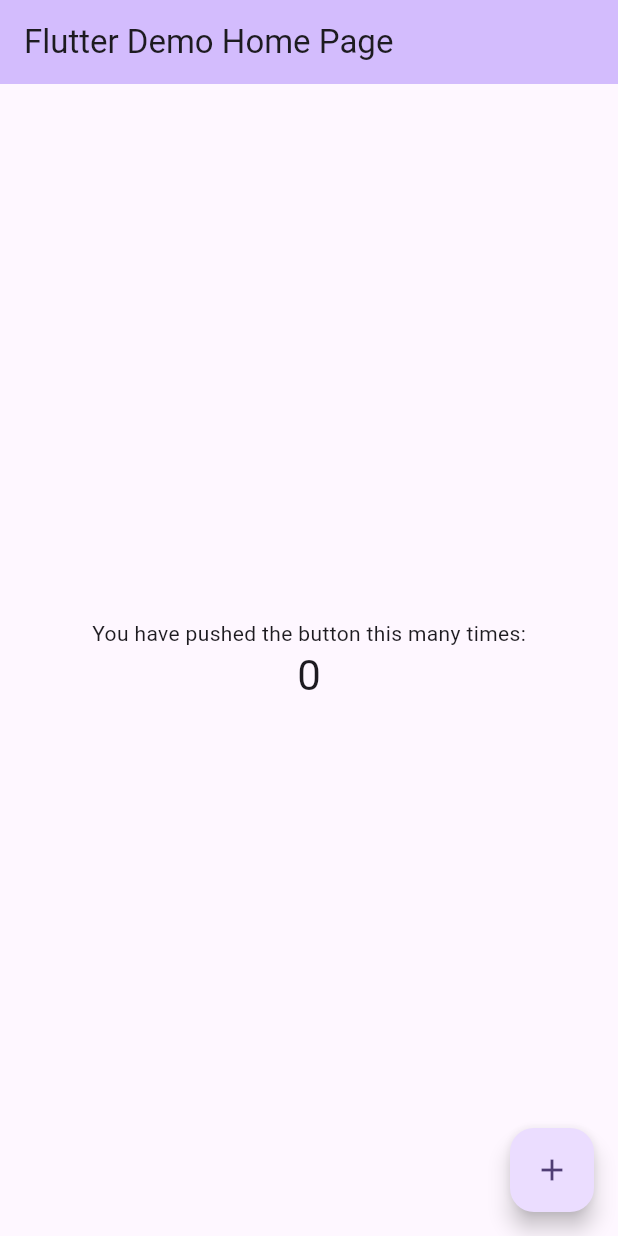
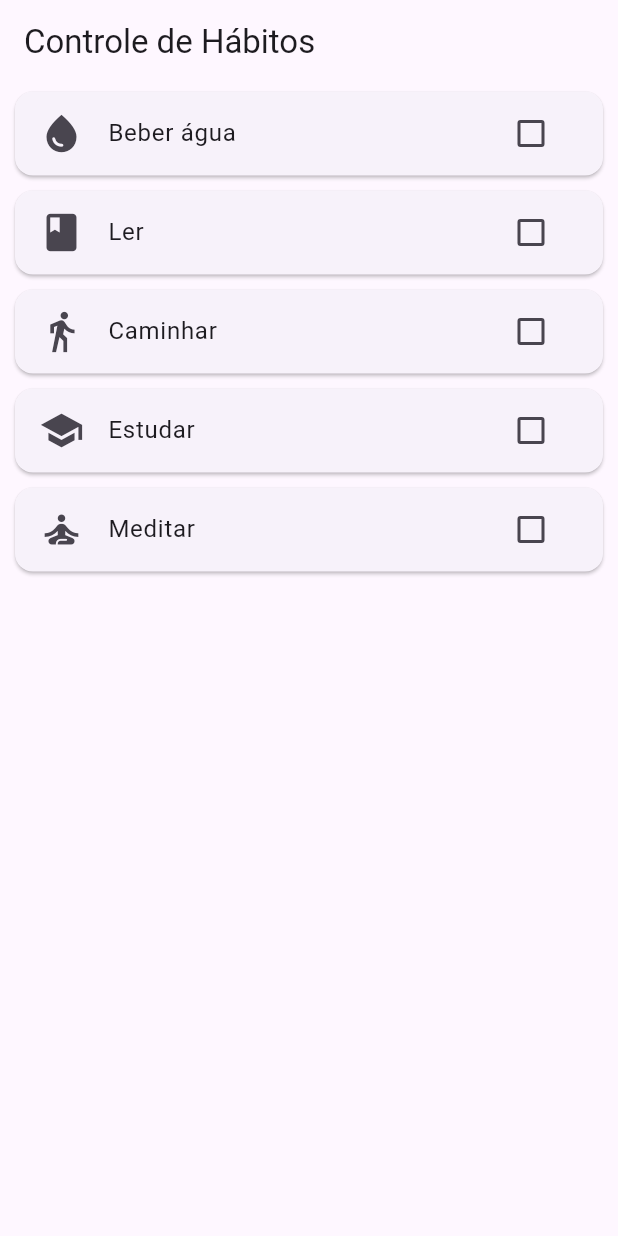
Before and after one commit to JoaoVieiraSCM/App-Controle-Habitos, a Flutter app: the screen it shows after launch, on a phone screen of 412 x 824 dp. Run offline on Flutter 3.47's test engine with Material 3 defaults, Android fonts, the phone set to English and light mode, and no system bars.

Commit message:
Criação modelos

```diff
--- /dev/null
+++ b/app_controle_habitos/lib/habit.dart
@@ -0,0 +1,15 @@
+import 'package:flutter/material.dart';
+
+class Habit {
+  final String name;
+  final String description;
+  final IconData icon;
+  bool completedToday;
+
+  Habit({
+    required this.name,
+    required this.description,
+    required this.icon,
+    this.completedToday = false,
+  });
+}
--- a/app_controle_habitos/lib/main.dart
+++ b/app_controle_habitos/lib/main.dart
@@ -1,125 +1,70 @@
 import 'package:flutter/material.dart';
+import 'habit.dart';
+import 'habit_detail.dart';
 
 void main() {
-  runApp(const MyApp());
+  runApp(HabitApp());
 }
 
-class MyApp extends StatelessWidget {
-  const MyApp({super.key});
-
-  // This widget is the root of your application.
+class HabitApp extends StatelessWidget {
   @override
   Widget build(BuildContext context) {
     return MaterialApp(
-      title: 'Flutter Demo',
-      theme: ThemeData(
-        // This is the theme of your application.
-        //
-        // TRY THIS: Try running your application with "flutter run". You'll see
-        // the application has a purple toolbar. Then, without quitting the app,
-        // try changing the seedColor in the colorScheme below to Colors.green
-        // and then invoke "hot reload" (save your changes or press the "hot
-        // reload" button in a Flutter-supported IDE, or press "r" if you used
-        // the command line to start the app).
-        //
-        // Notice that the counter didn't reset back to zero; the application
-        // state is not lost during the reload. To reset the state, use hot
-        // restart instead.
-        //
-        // This works for code too, not just values: Most code changes can be
-        // tested with just a hot reload.
-        colorScheme: ColorScheme.fromSeed(seedColor: Colors.deepPurple),
-        useMaterial3: true,
-      ),
-      home: const MyHomePage(title: 'Flutter Demo Home Page'),
+      title: 'Controle de Hábitos',
+      theme: ThemeData(primarySwatch: Colors.teal),
+      home: HabitListScreen(),
+      debugShowCheckedModeBanner: false,
     );
   }
 }
 
-class MyHomePage extends StatefulWidget {
-  const MyHomePage({super.key, required this.title});
-
-  // This widget is the home page of your application. It is stateful, meaning
-  // that it has a State object (defined below) that contains fields that affect
-  // how it looks.
-
-  // This class is the configuration for the state. It holds the values (in this
-  // case the title) provided by the parent (in this case the App widget) and
-  // used by the build method of the State. Fields in a Widget subclass are
-  // always marked "final".
-
-  final String title;
-
+class HabitListScreen extends StatefulWidget {
   @override
-  State<MyHomePage> createState() => _MyHomePageState();
+  _HabitListScreenState createState() => _HabitListScreenState();
 }
 
-class _MyHomePageState extends State<MyHomePage> {
-  int _counter = 0;
-
-  void _incrementCounter() {
-    setState(() {
-      // This call to setState tells the Flutter framework that something has
-      // changed in this State, which causes it to rerun the build method below
-      // so that the display can reflect the updated values. If we changed
-      // _counter without calling setState(), then the build method would not be
-      // called again, and so nothing would appear to happen.
-      _counter++;
-    });
-  }
+class _HabitListScreenState extends State<HabitListScreen> {
+  List<Habit> habits = [
+    Habit(name: "Beber água", description: "Beber 8 copos de água por dia.", icon: Icons.water_drop),
+    Habit(name: "Ler", description: "Ler por pelo menos 30 minutos.", icon: Icons.book),
+    Habit(name: "Caminhar", description: "Caminhar 30 minutos por dia.", icon: Icons.directions_walk),
+    Habit(name: "Estudar", description: "Estudar uma hora por dia.", icon: Icons.school),
+    Habit(name: "Meditar", description: "Meditar por 10 minutos diariamente.", icon: Icons.self_improvement),
+  ];
 
   @override
   Widget build(BuildContext context) {
-    // This method is rerun every time setState is called, for instance as done
-    // by the _incrementCounter method above.
-    //
-    // The Flutter framework has been optimized to make rerunning build methods
-    // fast, so that you can just rebuild anything that needs updating rather
-    // than having to individually change instances of widgets.
     return Scaffold(
-      appBar: AppBar(
-        // TRY THIS: Try changing the color here to a specific color (to
-        // Colors.amber, perhaps?) and trigger a hot reload to see the AppBar
-        // change color while the other colors stay the same.
-        backgroundColor: Theme.of(context).colorScheme.inversePrimary,
-        // Here we take the value from the MyHomePage object that was created by
-        // the App.build method, and use it to set our appbar title.
-        title: Text(widget.title),
+      appBar: AppBar(title: const Text('Controle de Hábitos')),
+      body: ListView.builder(
+        itemCount: habits.length,
+        itemBuilder: (context, index) {
+          final habit = habits[index];
+          return Card(
+            margin: const EdgeInsets.symmetric(horizontal: 10, vertical: 5),
+            child: ListTile(
+              leading: Icon(habit.icon, size: 30),
+              title: Text(habit.name),
+              trailing: Checkbox(
+                value: habit.completedToday,
+                onChanged: (value) {
+                  setState(() {
+                    habit.completedToday = value ?? false;
+                  });
+                },
+              ),
+              onTap: () {
+                Navigator.push(
+                  context,
+                  MaterialPageRoute(
+                    builder: (_) => HabitDetailScreen(habit: habit),
+                  ),
+                );
+              },
+            ),
+          );
+        },
       ),
-      body: Center(
-        // Center is a layout widget. It takes a single child and positions it
-        // in the middle of the parent.
-        child: Column(
-          // Column is also a layout widget. It takes a list of children and
-          // arranges them vertically. By default, it sizes itself to fit its
-          // children horizontally, and tries to be as tall as its parent.
-          //
-          // Column has various properties to control how it sizes itself and
-          // how it positions its children. Here we use mainAxisAlignment to
-          // center the children vertically; the main axis here is the vertical
-          // axis because Columns are vertical (the cross axis would be
-          // horizontal).
-          //
-          // TRY THIS: Invoke "debug painting" (choose the "Toggle Debug Paint"
-          // action in the IDE, or press "p" in the console), to see the
-          // wireframe for each widget.
-          mainAxisAlignment: MainAxisAlignment.center,
-          children: <Widget>[
-            const Text(
-              'You have pushed the button this many times:',
-            ),
-            Text(
-              '$_counter',
-              style: Theme.of(context).textTheme.headlineMedium,
-            ),
-          ],
-        ),
-      ),
-      floatingActionButton: FloatingActionButton(
-        onPressed: _incrementCounter,
-        tooltip: 'Increment',
-        child: const Icon(Icons.add),
-      ), // This trailing comma makes auto-formatting nicer for build methods.
     );
   }
 }
```
Also changed, not shown: app_controle_habitos/lib/habit_detail.dart (added, +71 -0 lines).
